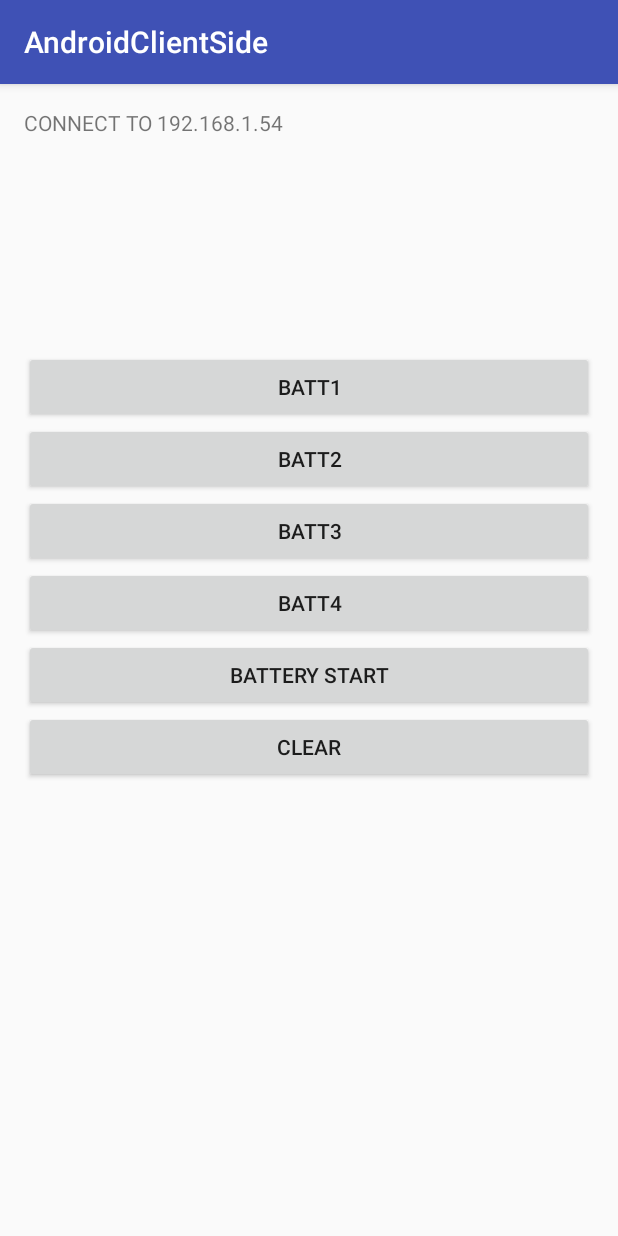
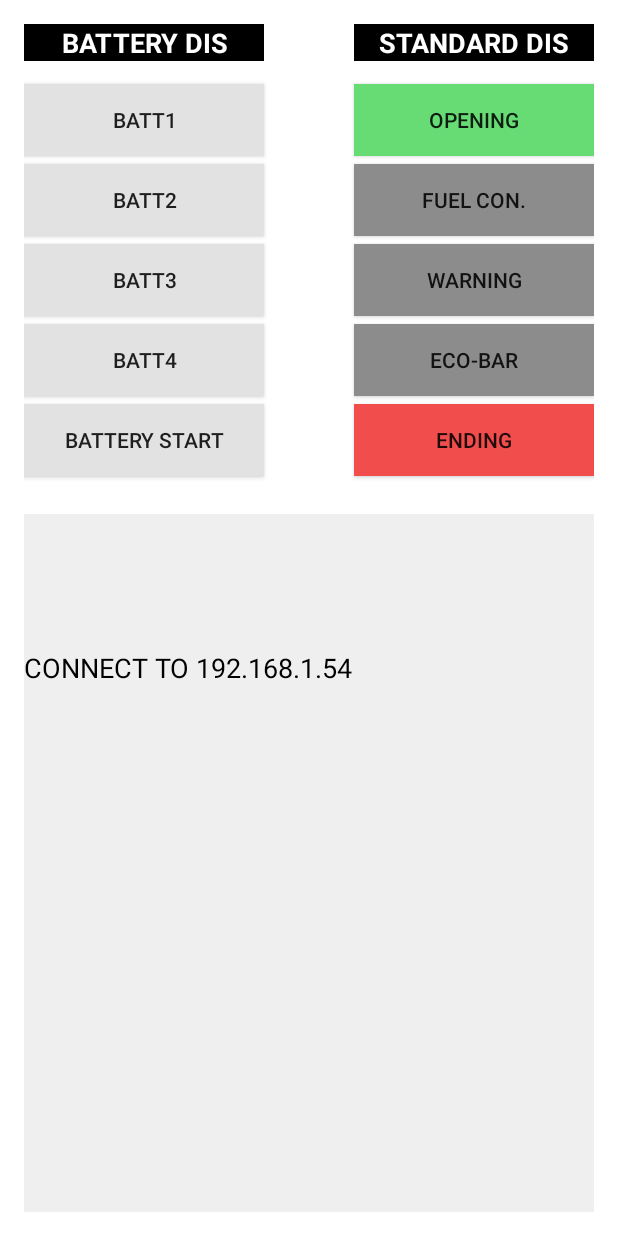
Before and after one commit to Nopakorn/AndroidClientSide, an Android app: the screen it shows after launch (MainActivity), on a phone screen of 412 x 824 dp. Run offline under Robolectric (Android 15) with nearby library versions, the light colour scheme and no system bars.

Commit message:
update interfaces(adding more button)
adding button and fix display as same as requirement

```diff
--- a/app/src/main/AndroidManifest.xml
+++ b/app/src/main/AndroidManifest.xml
@@ -9,7 +9,8 @@
         android:label="@string/app_name"
         android:supportsRtl="true"
         android:theme="@style/AppTheme" >
-        <activity android:name=".MainActivity" >
+        <activity android:name=".MainActivity"
+            android:theme="@style/AppTheme.NoActionBar1">
             <intent-filter>
                 <action android:name="android.intent.action.MAIN" />
 
--- a/app/src/main/java/com/example/nopakorn/androidclientside/MainActivity.java
+++ b/app/src/main/java/com/example/nopakorn/androidclientside/MainActivity.java
@@ -46,7 +46,7 @@ public class MainActivity extends AppCompatActivity {
         buttonConnect3 = (Button) findViewById(R.id.connect3);
         buttonConnect4 = (Button) findViewById(R.id.connect4);
         buttonBatteryStart = (Button) findViewById(R.id.batteryStart);
-        buttonClear = (Button)findViewById(R.id.clear);
+
         textResponse = (TextView)findViewById(R.id.response);
 
         buttonConnect.setOnClickListener(buttonConnectOnClickListener);
--- a/app/src/main/res/layout/activity_main.xml
+++ b/app/src/main/res/layout/activity_main.xml
@@ -4,70 +4,172 @@
     android:layout_height="match_parent" android:paddingLeft="@dimen/activity_horizontal_margin"
     android:paddingRight="@dimen/activity_horizontal_margin"
     android:paddingTop="@dimen/activity_vertical_margin"
-    android:paddingBottom="@dimen/activity_vertical_margin" tools:context=".MainActivity">
+    android:paddingBottom="@dimen/activity_vertical_margin" tools:context=".MainActivity"
+    android:background="#ffffff">
 
     <Button
         android:id="@+id/connect"
-        android:layout_width="match_parent"
+        android:layout_width="160dp"
         android:layout_height="wrap_content"
         android:text="BATT1"
-        android:layout_below="@+id/response"
-        android:layout_alignParentLeft="true"
-        android:layout_alignParentStart="true"
-        android:layout_marginTop="112dp" />
-
-    <Button
-        android:id="@+id/connect2"
-        android:layout_width="match_parent"
-        android:layout_height="wrap_content"
-        android:text="BATT2"
-        android:layout_below="@+id/connect"
+        android:layout_marginTop="15dp"
+        android:background="#e3e2e2"
+        android:layout_below="@+id/textBatteryDIS"
         android:layout_alignParentLeft="true"
         android:layout_alignParentStart="true" />
 
     <Button
+        android:id="@+id/connect2"
+        android:layout_width="160dp"
+        android:layout_height="wrap_content"
+        android:text="BATT2"
+        android:background="#e3e2e2"
+        android:layout_below="@+id/connect"
+        android:layout_alignParentLeft="true"
+        android:layout_alignParentStart="true"
+        android:layout_marginTop="5dp" />
+
+    <Button
         android:id="@+id/connect3"
-        android:layout_width="match_parent"
+        android:layout_width="160dp"
         android:layout_height="wrap_content"
         android:text="BATT3"
         android:layout_below="@+id/connect2"
         android:layout_alignParentLeft="true"
-        android:layout_alignParentStart="true" />
+        android:layout_alignParentStart="true"
+        android:layout_marginTop="5dp"
+        android:background="#e3e2e2" />
 
     <Button
         android:id="@+id/connect4"
-        android:layout_width="match_parent"
+        android:layout_width="160dp"
         android:layout_height="wrap_content"
         android:text="BATT4"
         android:layout_below="@+id/connect3"
         android:layout_alignParentLeft="true"
-        android:layout_alignParentStart="true" />
+        android:layout_alignParentStart="true"
+        android:layout_marginTop="5dp"
+        android:background="#e3e2e2" />
 
     <Button
         android:id="@+id/batteryStart"
-        android:layout_width="match_parent"
+        android:layout_width="160dp"
         android:layout_height="wrap_content"
         android:text="Battery Start"
         android:layout_below="@+id/connect4"
         android:layout_alignParentLeft="true"
-        android:layout_alignParentStart="true" />
+        android:layout_alignParentStart="true"
+        android:layout_marginTop="5dp"
+        android:background="#e3e2e2" />
 
-    <Button
-        android:id="@+id/clear"
-        android:layout_width="match_parent"
+    <TextView
+        android:layout_width="160dp"
         android:layout_height="wrap_content"
-        android:text="Clear"
-        android:layout_below="@+id/batteryStart"
-        android:layout_alignParentRight="true"
-        android:layout_alignParentEnd="true" />
-    <TextView
-        android:id="@+id/response"
-        android:layout_width="wrap_content"
-        android:layout_height="50dp"
-        android:layout_alignRight="@+id/connect"
-        android:layout_alignEnd="@+id/connect"
+        android:textAppearance="?android:attr/textAppearanceMedium"
+        android:text="BATTERY DIS"
+        android:id="@+id/textBatteryDIS"
         android:layout_alignParentTop="true"
+        android:textAlignment="center"
+        android:background="#000000"
+        android:textColor="#ffffff"
+        android:textStyle="bold"
         android:layout_alignParentLeft="true"
         android:layout_alignParentStart="true" />
 
+    <TextView
+        android:layout_width="160dp"
+        android:layout_height="wrap_content"
+        android:textAppearance="?android:attr/textAppearanceMedium"
+        android:text="STANDARD DIS"
+        android:id="@+id/textStandard"
+        android:layout_alignTop="@+id/textBatteryDIS"
+        android:layout_alignParentRight="true"
+        android:layout_alignParentEnd="true"
+        android:textAlignment="center"
+        android:textColor="#ffffff"
+        android:background="#000000"
+        android:textStyle="bold" />
+
+    <Button
+        android:layout_width="160dp"
+        android:layout_height="wrap_content"
+        android:text="OPENING"
+        android:id="@+id/buttonOpen"
+        android:layout_alignTop="@+id/connect"
+        android:layout_alignParentRight="true"
+        android:layout_alignParentEnd="false"
+        android:layout_alignLeft="@+id/textStandard"
+        android:layout_alignStart="@+id/textStandard"
+        android:background="#67dc75" />
+
+    <Button
+        android:layout_width="160dp"
+        android:layout_height="wrap_content"
+        android:text="FUEL CON."
+        android:id="@+id/fuel"
+        android:layout_alignTop="@+id/connect2"
+        android:layout_alignParentRight="true"
+        android:layout_alignParentEnd="false"
+        android:layout_alignLeft="@+id/buttonOpen"
+        android:layout_alignStart="@+id/buttonOpen"
+        android:background="#8c8c8c" />
+
+    <Button
+        android:layout_width="160dp"
+        android:layout_height="wrap_content"
+        android:text="WARNING"
+        android:id="@+id/warning"
+        android:layout_alignTop="@+id/connect3"
+        android:layout_alignParentRight="true"
+        android:layout_alignParentEnd="true"
+        android:layout_alignLeft="@+id/fuel"
+        android:layout_alignStart="@+id/fuel"
+        android:background="#8c8c8c"
+        android:layout_marginTop="0dp" />
+
+    <Button
+        android:layout_width="wrap_content"
+        android:layout_height="wrap_content"
+        android:text="ECO-BAR"
+        android:id="@+id/ecobar"
+        android:layout_alignTop="@+id/connect4"
+        android:layout_alignParentRight="true"
+        android:layout_alignParentEnd="true"
+        android:layout_alignLeft="@+id/warning"
+        android:layout_alignStart="@+id/warning"
+        android:background="#8c8c8c" />
+
+    <Button
+        android:layout_width="160dp"
+        android:layout_height="wrap_content"
+        android:text="ENDING"
+        android:id="@+id/ending"
+        android:layout_alignTop="@+id/batteryStart"
+        android:layout_alignParentRight="true"
+        android:layout_alignParentEnd="true"
+        android:layout_alignLeft="@+id/ecobar"
+        android:layout_alignStart="@+id/ecobar"
+        android:background="#f24d4d" />
+
+    <LinearLayout
+        android:orientation="vertical"
+        android:layout_width="match_parent"
+        android:layout_height="match_parent"
+        android:layout_below="@+id/batteryStart"
+        android:layout_alignParentLeft="true"
+        android:layout_alignParentStart="true"
+        android:layout_marginTop="25dp"
+        android:id="@+id/panelShow"
+        android:background="#efefef">
+
+        <TextView
+            android:layout_width="match_parent"
+            android:layout_height="wrap_content"
+            android:textAppearance="?android:attr/textAppearanceMedium"
+            android:text="Response"
+            android:id="@+id/response"
+            android:layout_marginTop="90dp"
+            android:textColor="#000000" />
+    </LinearLayout>
+
 </RelativeLayout>
--- a/app/src/main/res/values/strings.xml
+++ b/app/src/main/res/values/strings.xml
@@ -1,4 +1,5 @@
 <resources>
     <string name="app_name">AndroidClientSide</string>
     <string name="a_view">A View</string>
+    <string name="response">Response</string>
 </resources>
--- a/app/src/main/res/values/styles.xml
+++ b/app/src/main/res/values/styles.xml
@@ -7,5 +7,8 @@
         <item name="colorPrimaryDark">@color/colorPrimaryDark</item>
         <item name="colorAccent">@color/colorAccent</item>
     </style>
-
+    <style name="AppTheme.NoActionBar1">
+        <item name="windowActionBar">false</item>
+        <item name="windowNoTitle">true</item>
+    </style>
 </resources>
```
